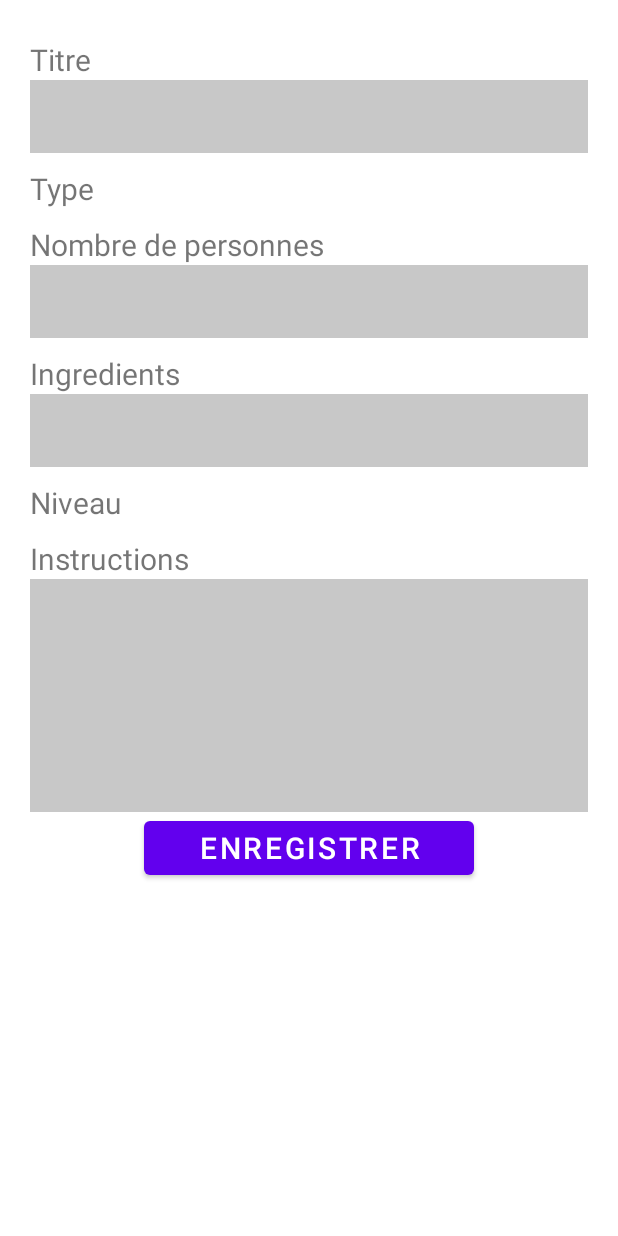
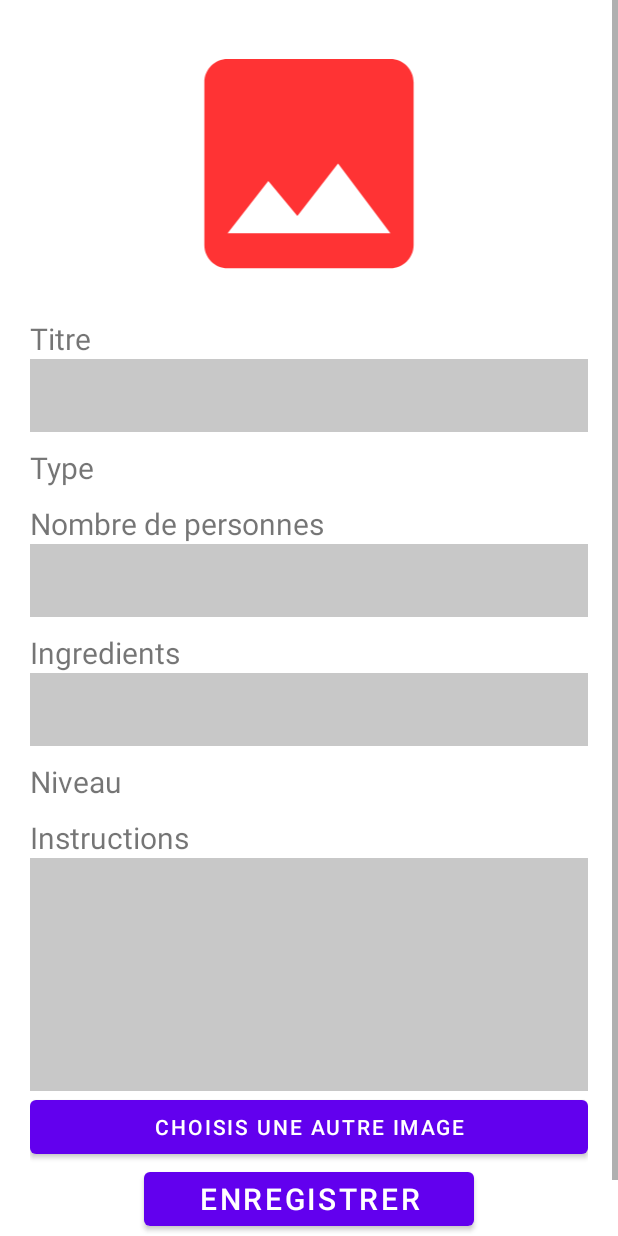
Before and after one commit to saidzak/RecipesManager, an Android app: the layout activity_modify.xml on its own in the app's theme, with its tools: preview values and no code run, on a phone screen of 412 x 824 dp. Run offline under Robolectric (Android 15) with nearby library versions, the phone set to English and light mode, and no system bars.

Commit message:
Isential done

```diff
--- a/app/src/main/java/com/example/recipesmanager/DB_Sqlite.java
+++ b/app/src/main/java/com/example/recipesmanager/DB_Sqlite.java
@@ -10,6 +10,8 @@ import android.widget.Toast;
 
 import androidx.annotation.Nullable;
 
+import java.io.File;
+import java.io.FileInputStream;
 import java.util.ArrayList;
 import java.util.List;
 
@@ -156,4 +158,5 @@ public class DB_Sqlite extends SQLiteOpenHelper {
     }
 
 
+
 }
--- a/app/src/main/java/com/example/recipesmanager/Details.java
+++ b/app/src/main/java/com/example/recipesmanager/Details.java
@@ -30,6 +30,8 @@ public class Details extends AppCompatActivity {
     TextView tvingredients;
     TextView tvinstruction;
     ImageView tvimage;
+
+
 
     @Override
     protected void onCreate(Bundle savedInstanceState) {
@@ -71,7 +73,7 @@ public class Details extends AppCompatActivity {
 
 
 
-        Toast.makeText(Details.this,tmpimg,Toast.LENGTH_SHORT).show();
+//        Toast.makeText(Details.this,tmpimg,Toast.LENGTH_SHORT).show();
 
 
     }
--- a/app/src/main/java/com/example/recipesmanager/add.java
+++ b/app/src/main/java/com/example/recipesmanager/add.java
@@ -112,4 +112,5 @@ public class add extends AppCompatActivity {
         }
         return uri.getPath();
     }
+
 }
--- a/app/src/main/res/layout/activity_modify.xml
+++ b/app/src/main/res/layout/activity_modify.xml
@@ -19,6 +19,12 @@
             android:orientation="vertical">
 
 
+
+            <ImageView
+                android:id="@+id/image"
+                android:layout_width="match_parent"
+                android:layout_height="186dp"
+                android:src="@drawable/img"/>
 
             <TextView
                 android:layout_width="wrap_content"
@@ -104,6 +110,13 @@
                 android:background="@color/cardview_shadow_start_color" />
 
             <Button
+                android:layout_width="match_parent"
+                android:layout_height="match_parent"
+                android:id="@+id/eimage"
+                android:text="Choisis une autre image"
+                android:onClick="choose_image"/>
+
+            <Button
                 android:layout_width="220dp"
                 android:layout_height="wrap_content"
                 android:layout_gravity="center"
```
Also changed, not shown: app/src/main/java/com/example/recipesmanager/Modify.java (+53 -1 lines).
